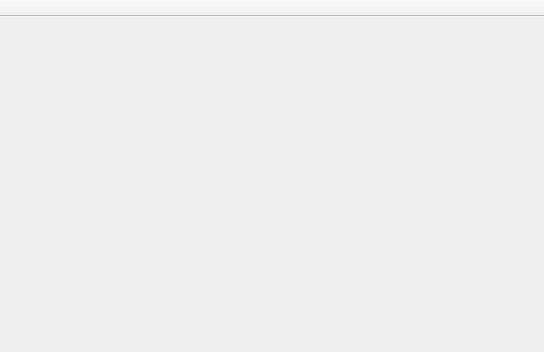
This is ui/ui_main.ui in CNPolaris/usv_station as Qt 5 draws it before an edit. The edited form follows.
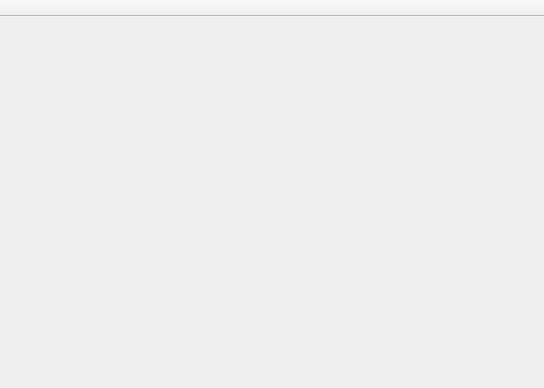
This is the edited form.

```diff
--- a/ui/ui_main.ui
+++ b/ui/ui_main.ui
@@ -7,15 +7,21 @@
     <x>0</x>
     <y>0</y>
     <width>544</width>
-    <height>352</height>
+    <height>388</height>
    </rect>
   </property>
   <property name="minimumSize">
    <size>
     <width>544</width>
-    <height>331</height>
+    <height>335</height>
    </size>
   </property>
+  <property name="font">
+   <font>
+    <pointsize>12</pointsize>
+    <bold>false</bold>
+   </font>
+  </property>
   <property name="windowTitle">
    <string>MainWindow</string>
   </property>
@@ -28,8 +34,8 @@
       </property>
       <property name="minimumSize">
        <size>
-        <width>529</width>
-        <height>293</height>
+        <width>550</width>
+        <height>330</height>
        </size>
       </property>
      </widget>
```
Left out of the diff: 6 changed lines with no effect on the pictures.
